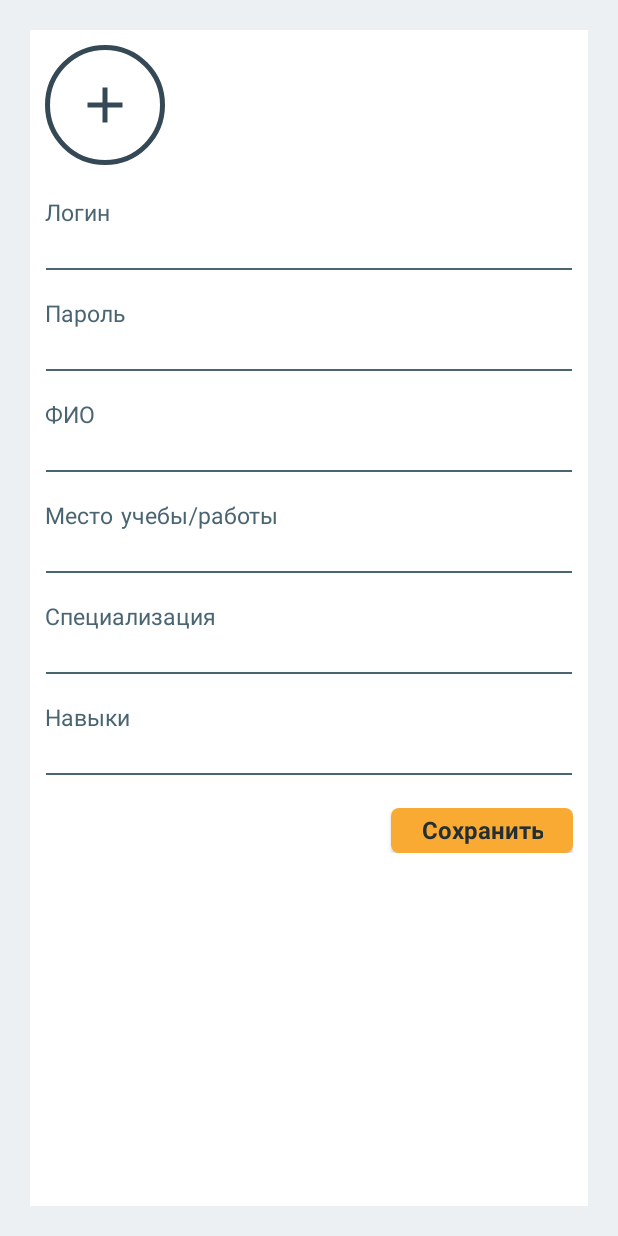
After one commit to kn-n/traineeratingg, an Android app: the fragment EditAccountFragment shown on its own in the app's theme, on a phone screen of 412 x 824 dp. The commit adds this screen. Run offline under Robolectric (Android 15) with nearby library versions, the phone set to English and light mode, and no system bars; our stand-ins replace Firebase (no records; nobody signed in at launch, a user with empty details on screens opened directly); 7 statements that could not run were skipped.

Commit message:
edit account(done) and team(in the process)

```diff
--- a/app/src/main/AndroidManifest.xml
+++ b/app/src/main/AndroidManifest.xml
@@ -9,7 +9,8 @@
         android:roundIcon="@mipmap/ic_launcher_round"
         android:supportsRtl="true"
         android:theme="@style/Theme.MaterialComponents.Light.NoActionBar.Bridge">
-        <activity android:name=".MainActivity"/>
+        <activity android:name=".MainActivity"
+            android:windowSoftInputMode="adjustPan"/>
         <activity android:name=".RegisterActivity"/>
         <activity android:name=".LoginActivity">
             <intent-filter>
--- a/app/src/main/java/com/example/traineeratingg/AccountFragment.kt
+++ b/app/src/main/java/com/example/traineeratingg/AccountFragment.kt
@@ -4,6 +4,7 @@ import android.os.Bundle
 import android.view.LayoutInflater
 import android.view.View
 import android.view.ViewGroup
+import android.widget.Button
 import android.widget.ImageView
 import android.widget.TextView
 import androidx.fragment.app.Fragment
@@ -30,6 +31,7 @@ class AccountFragment: Fragment() {
         val specialization = view?.findViewById<TextView>(R.id.specialization)
         val skills = view?.findViewById<TextView>(R.id.skills)
         val img = view?.findViewById<ImageView>(R.id.img)
+        val edit = view?.findViewById<Button>(R.id.edit_acc)
 
         initFirebase()
         REF_DATABASE_ROOT.child(NODE_USERS).child(CURRENT_USER).addValueEventListener(
@@ -43,5 +45,6 @@ class AccountFragment: Fragment() {
                     skills!!.text = user!!.skills
                 }
         )
+        edit!!.setOnClickListener { replaceFragment(EditAccountFragment()) }
     }
 }
--- /dev/null
+++ b/app/src/main/java/com/example/traineeratingg/EditAccountFragment.kt
@@ -0,0 +1,60 @@
+package com.example.traineeratingg
+
+import android.os.Bundle
+import android.view.LayoutInflater
+import android.view.View
+import android.view.ViewGroup
+import android.widget.Button
+import android.widget.EditText
+import android.widget.LinearLayout
+import android.widget.TextView
+import androidx.fragment.app.Fragment
+import com.example.traineeratingg.Data.Firebase.CURRENT_USER
+import com.example.traineeratingg.Data.Firebase.NODE_USERS
+import com.example.traineeratingg.Data.Firebase.REF_DATABASE_ROOT
+import com.example.traineeratingg.Data.Firebase.initFirebase
+
+class EditAccountFragment: Fragment() {
+    override fun onCreateView(
+            inflater: LayoutInflater, container: ViewGroup?,
+            savedInstanceState: Bundle?
+    ): View? {
+        // Inflate the layout for this fragment
+        return inflater.inflate(R.layout.fragment_edit_acc, container, false)
+    }
+
+    override fun onResume() {
+        super.onResume()
+        val img = view?.findViewById<LinearLayout>(R.id.img)
+        val login = view?.findViewById<EditText>(R.id.login)
+        val password = view?.findViewById<EditText>(R.id.password)
+        val name = view?.findViewById<EditText>(R.id.name)
+        val job = view?.findViewById<EditText>(R.id.job)
+        val specialization = view?.findViewById<EditText>(R.id.specialization)
+        val skills = view?.findViewById<EditText>(R.id.skills)
+        val save = view?.findViewById<Button>(R.id.save)
+
+        initFirebase()
+        REF_DATABASE_ROOT.child(NODE_USERS).child(CURRENT_USER).addValueEventListener(
+                AppValueEventListener{
+                    val user = it.getValue(User::class.java)
+                    login!!.setText(user!!.login)
+                    password!!.setText(user!!.password)
+                    name!!.setText(user!!.name)
+                    job!!.setText(user!!.placeOfStudy)
+                    specialization!!.setText(user!!.specialty)
+                    skills!!.setText(user!!.skills)
+                    save!!.setOnClickListener{
+                        user.login = login.text.toString()
+                        user.password = password.text.toString()
+                        user.name = name.text.toString()
+                        user.placeOfStudy = job.text.toString()
+                        user.specialty = specialization.text.toString()
+                        user.skills = skills.text.toString()
+                        REF_DATABASE_ROOT.child(NODE_USERS).child(CURRENT_USER).setValue(user)
+                        replaceFragment(AccountFragment())
+                    }
+                }
+        )
+    }
+}
--- a/app/src/main/java/com/example/traineeratingg/FirebaseHelper.kt
+++ b/app/src/main/java/com/example/traineeratingg/FirebaseHelper.kt
@@ -8,6 +8,7 @@ import com.google.firebase.database.FirebaseDatabase
 lateinit var AUTH: FirebaseAuth
 lateinit var REF_DATABASE_ROOT: DatabaseReference
 lateinit var CURRENT_USER: String
+lateinit var CURRENT_USER_ROLE:String
 
 const val NODE_USERS = "Users"
 const val NODE_TEAMS = "Teams"
--- a/app/src/main/java/com/example/traineeratingg/LoginActivity.kt
+++ b/app/src/main/java/com/example/traineeratingg/LoginActivity.kt
@@ -19,7 +19,7 @@ class LoginActivity : AppCompatActivity() {
         val passwordEt = findViewById<EditText>(R.id.password)
         initFirebase()
 //        val team = Team("Rocket GO", "Приложение для оценки практикантов", "")
-//        REF_DATABASE_ROOT.child(NODE_TEAMS).child(team.name).child(NODE_USERS).child("33")
+//        REF_DATABASE_ROOT.child(NODE_TEAMS).child(team.name).child(NODE_USERS).child("11")
 //                .child("Очная встреча").setValue("2 1 0 -1")
 
         signInButton.setOnClickListener {
@@ -34,6 +34,7 @@ class LoginActivity : AppCompatActivity() {
                                 val user = it.child(login).getValue(User::class.java)
                                 if (user!!.password == password) {
                                     CURRENT_USER = user.login
+                                    CURRENT_USER_ROLE = user.role
                                     startActivity(Intent(this, MainActivity::class.java))
                                 } else {
                                     makeToast(this, "Wrong Password")
--- a/app/src/main/java/com/example/traineeratingg/TeamFragment.kt
+++ b/app/src/main/java/com/example/traineeratingg/TeamFragment.kt
@@ -4,6 +4,7 @@ import android.os.Bundle
 import android.view.LayoutInflater
 import android.view.View
 import android.view.ViewGroup
+import android.widget.Button
 import android.widget.ImageView
 import android.widget.TextView
 import androidx.constraintlayout.widget.ConstraintLayout
@@ -32,7 +33,10 @@ class TeamFragment: Fragment() {
         val date = view?.findViewById<TextView>(R.id.date)
         val teamName = view?.findViewById<TextView>(R.id.team_name)
         val topic = view?.findViewById<TextView>(R.id.topic)
+        val edit = view?.findViewById<Button>(R.id.edit_team)
         membersRecyclerView = view?.findViewById(R.id.members)!!
+
+        edit!!.setOnClickListener { replaceFragment(EditTeamFragment("save")) }
 
         REF_DATABASE_ROOT.child(NODE_USERS).child(CURRENT_USER).addValueEventListener(
                 AppValueEventListener{
--- a/app/src/main/res/layout/fragment_edit_acc.xml
+++ b/app/src/main/res/layout/fragment_edit_acc.xml
@@ -18,6 +18,15 @@
         app:layout_constraintEnd_toEndOf="parent"
         app:layout_constraintStart_toStartOf="parent"
         app:layout_constraintTop_toTopOf="parent">
+        <ScrollView
+            android:layout_width="match_parent"
+            android:layout_height="match_parent"
+            android:scrollbars="vertical"
+            android:isScrollContainer="true">
+            <LinearLayout
+                android:layout_width="match_parent"
+                android:layout_height="match_parent"
+                android:orientation="vertical">
                 <LinearLayout
                     android:id="@+id/img"
                     android:layout_width="80dp"
@@ -252,4 +261,6 @@
                         android:textSize="16sp" />
                 </FrameLayout>
             </LinearLayout>
+        </ScrollView>
+    </LinearLayout>
 </androidx.constraintlayout.widget.ConstraintLayout>
```
Also changed, not shown: app/src/main/java/com/example/traineeratingg/EditTeamFragment.kt (added, +67 -0 lines), app/src/main/res/layout/fragment_acc.xml (+6 -6 lines), app/src/main/res/layout/fragment_add_or_edit_team.xml (+13 -1 lines), app/src/main/res/layout/sign_in.xml (+17 -0 lines). Lines whose indentation alone changed are shown as unchanged.
